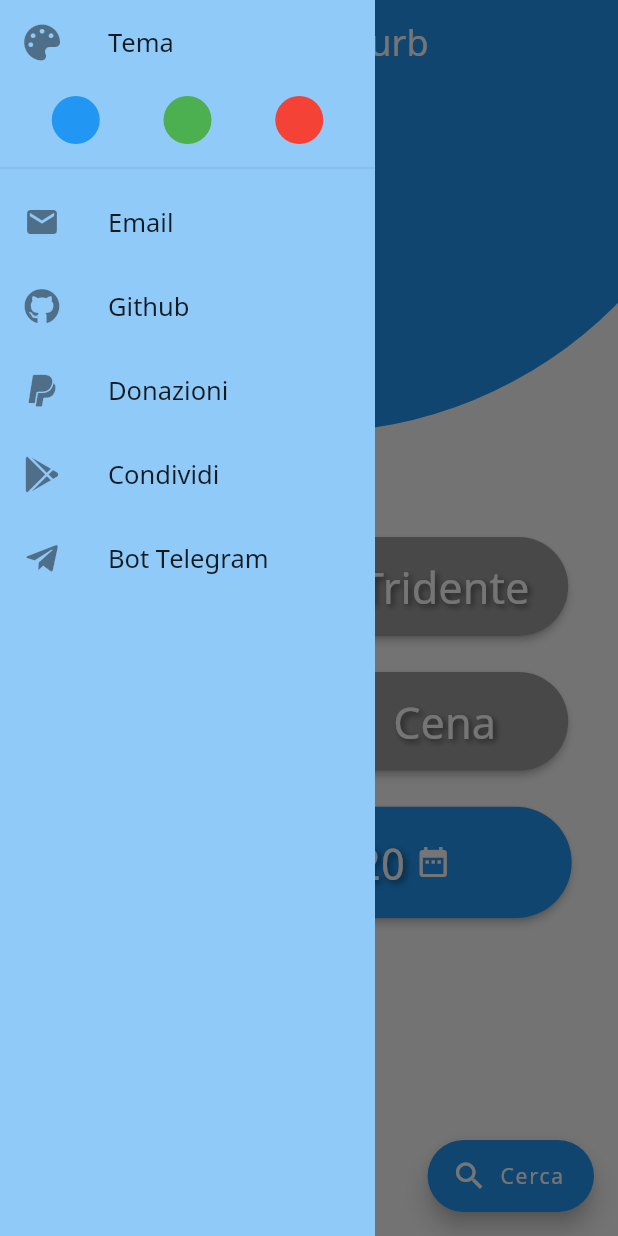
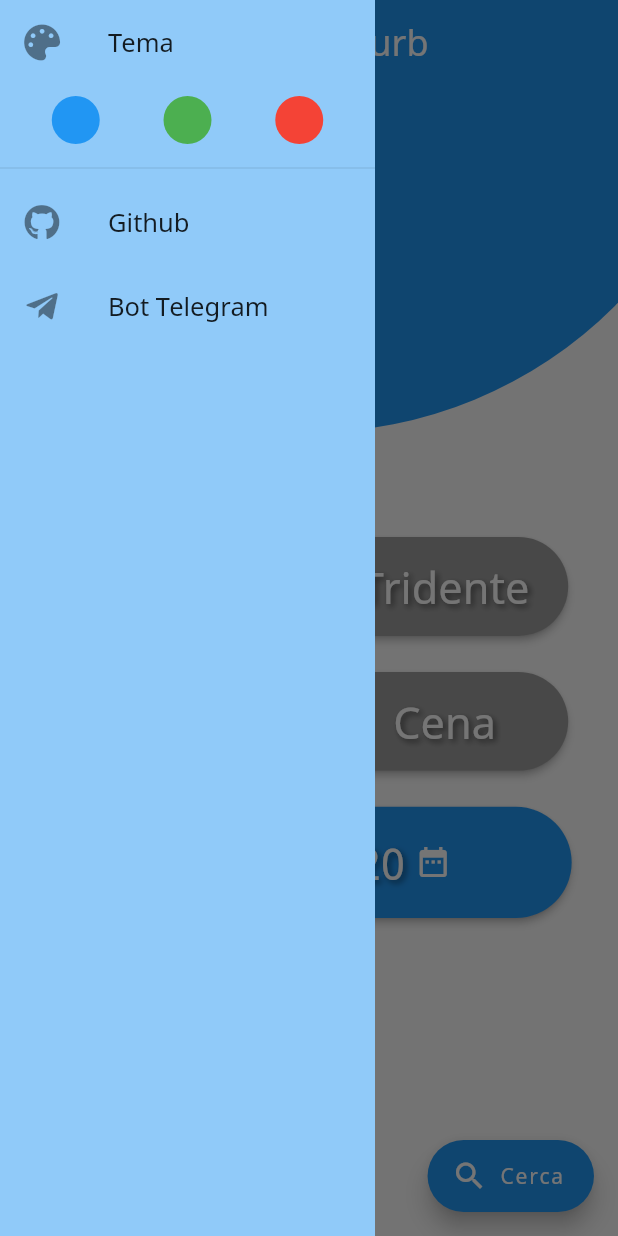
Before and after one commit to GitWizards/MensaUniurbBot, a Flutter app: the screen it shows after launch, with the side drawer open, on a phone screen of 412 x 824 dp. Run offline on Flutter 3.47's test engine with Material 2 defaults, Android fonts, the phone set to English and light mode, and no system bars; our stand-ins replace dynamic_theme, font_awesome_flutter, share, shared_preferences.

Commit message:
Removed stuff Google don't likes :D

```diff
--- a/mensa_uniurb_app/lib/main.dart
+++ b/mensa_uniurb_app/lib/main.dart
@@ -170,7 +170,7 @@ class _SearchScreenState extends State<SearchScreen> {
         },
       ),
 
-      // Drawer on the left
+      // Drawer
       drawer: Container(
         width: 250,
         color: Theme.of(context).backgroundColor,
@@ -202,34 +202,12 @@ class _SearchScreenState extends State<SearchScreen> {
 
             Divider(),
 
-            // Mail to devs
-            ListTile(
-              leading: Icon(Icons.mail),
-              title: Text('Email', style: TextStyle(fontSize: 17)),
-              onTap: () => _launchURL("mailto:dawid.weglarz95@gmail.com"),
-            ),
-
             // Open github repo
             ListTile(
               leading: Icon(FontAwesomeIcons.github),
               title: Text('Github', style: TextStyle(fontSize: 17)),
               onTap: () =>
                   _launchURL("https://github.com/FastRadeox/MensaUniurbBot"),
-            ),
-
-            // Open paypal.me page
-            ListTile(
-              leading: Icon(FontAwesomeIcons.paypal),
-              title: Text('Donazioni', style: TextStyle(fontSize: 17)),
-              onTap: () => _launchURL("https://www.paypal.me/Radeox"),
-            ),
-
-            // Share google play link
-            ListTile(
-              leading: Icon(FontAwesomeIcons.googlePlay),
-              title: Text('Condividi', style: TextStyle(fontSize: 17)),
-              onTap: () => Share.share(
-                  "https://play.google.com/store/apps/details?id=com.radeox.mensa_uniurb"),
             ),
 
             // Open telegram bot page
--- a/mensa_uniurb_app/pubspec.yaml
+++ b/mensa_uniurb_app/pubspec.yaml
@@ -1,7 +1,7 @@
 name: MensaUniurb
 description: Check what's for launch from this beautiful app
 
-version: 1.1.1+4
+version: 1.2.1+6
 
 environment:
   sdk: ">=2.2.2 <3.0.0"
```
Also changed, not shown: mensa_uniurb_app/lib/distConfig.dart (deleted, +0 -8 lines).
